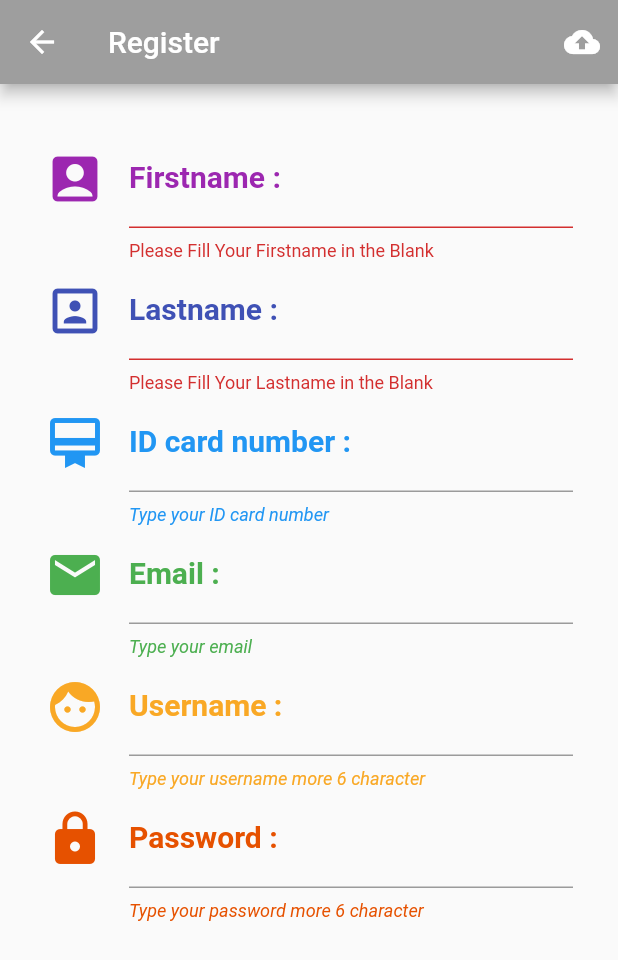
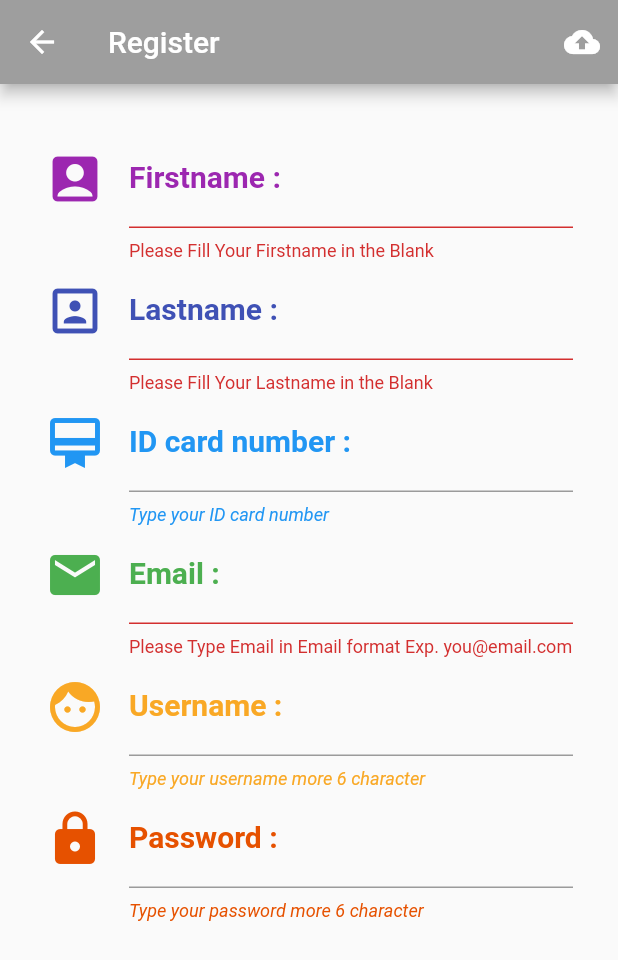
Before and after one commit to FrameTee29/Flutter_Test, a Flutter app: the Register screen opened directly, after a tap on the "cloud upload" icon, on a phone screen of 412 x 824 dp. Shown: the top 960 px of the screen. Run offline on Flutter 3.47's test engine with Material 2 defaults, Android fonts, the phone set to English and light mode, and no system bars.

Commit message:
validator email

```diff
--- a/lib/screens/register.dart
+++ b/lib/screens/register.dart
@@ -46,7 +46,8 @@ class _RegisterState extends State<Register> {
           color: Colors.purple,
           fontStyle: FontStyle.italic,
         ),
-      ),validator: (String value){
+      ),
+      validator: (String value) {
         if (value.isEmpty) {
           return 'Please Fill Your Firstname in the Blank';
         } else {
@@ -78,7 +79,8 @@ class _RegisterState extends State<Register> {
           color: Colors.indigo,
           fontStyle: FontStyle.italic,
         ),
-      ),validator: (String value){
+      ),
+      validator: (String value) {
         if (value.isEmpty) {
           return 'Please Fill Your Lastname in the Blank';
         } else {
@@ -138,6 +140,13 @@ class _RegisterState extends State<Register> {
           fontStyle: FontStyle.italic,
         ),
       ),
+      validator: (String value) {
+        if (!((value.contains('@')) && (value.contains('.')))) {
+          return 'Please Type Email in Email format Exp. you@email.com';
+        } else {
+          return null;
+        }
+      },
     );
   }
 
```
